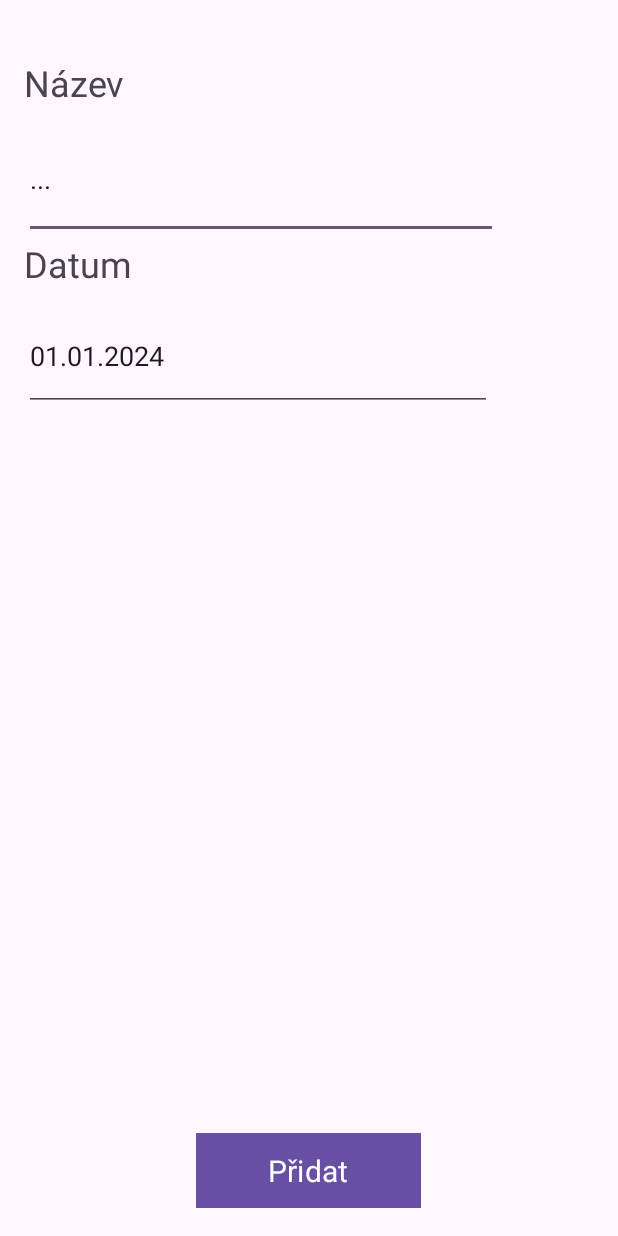
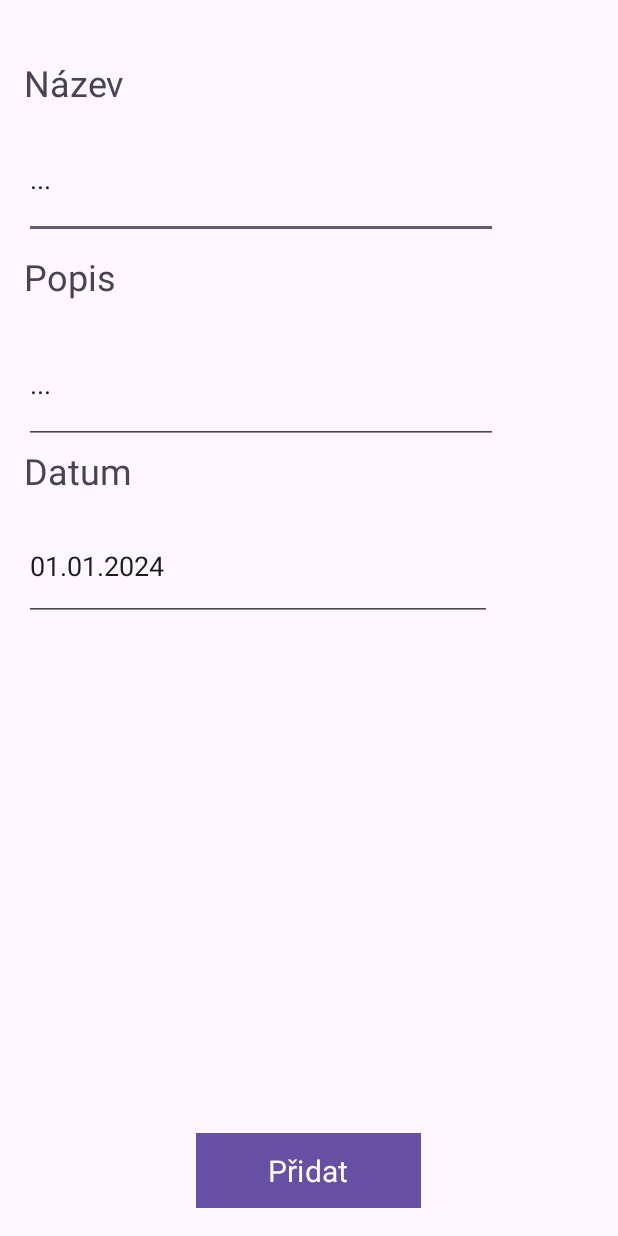
Before and after one commit to Filipv403/TodoList, an Android app: the editPage screen opened directly, with no data from a screen before it, on a phone screen of 412 x 824 dp. Run offline under Robolectric (Android 15) with nearby library versions, the light colour scheme and no system bars.

Commit message:
Added ViewModel

```diff
--- a/app/src/main/java/com/example/todolist/Item.kt
+++ b/app/src/main/java/com/example/todolist/Item.kt
@@ -2,9 +2,10 @@ package com.example.todolist
 
 import java.util.Date
 
-class Item(Subject: String, RealizationDate: Date) {
+class Item(Subject: String, Description: String, RealizationDate: Date) {
     var Id: Int = 1;
     var Subject: String = "";
+    var Description: String = "";
     var RealizationDate: Date = Date();
     var Completed: Boolean = false;
     var Validity: Boolean = true;
--- /dev/null
+++ b/app/src/main/java/com/example/todolist/ItemViewModelFactory.kt
@@ -0,0 +1,15 @@
+package com.example.todolist
+
+import androidx.lifecycle.ViewModel
+import androidx.lifecycle.ViewModelProvider
+import android.content.SharedPreferences
+
+class ItemViewModelFactory(private val sharedPreferences: SharedPreferences) : ViewModelProvider.Factory {
+    override fun <T : ViewModel> create(modelClass: Class<T>): T {
+        if (modelClass.isAssignableFrom(ItemViewModel::class.java)) {
+            @Suppress("UNCHECKED_CAST")
+            return ItemViewModel(sharedPreferences) as T
+        }
+        throw IllegalArgumentException("Unknown ViewModel class")
+    }
+}
--- a/app/src/main/res/layout/activity_edit_page.xml
+++ b/app/src/main/res/layout/activity_edit_page.xml
@@ -4,7 +4,9 @@
     xmlns:tools="http://schemas.android.com/tools"
     android:layout_width="match_parent"
     android:layout_height="match_parent"
-    tools:context=".editPage">
+    tools:context=".editPage"
+    tools:layout_editor_absoluteX="0dp"
+    tools:layout_editor_absoluteY="-41dp">
 
 
     <Button
@@ -41,6 +43,21 @@
         app:layout_constraintTop_toTopOf="parent"
         app:layout_constraintVertical_bias="0.107" />
 
+    <EditText
+        android:id="@+id/inputDescription"
+        android:layout_width="316dp"
+        android:layout_height="79dp"
+        android:editable="true"
+        android:ems="10"
+        android:inputType="text"
+        android:text="..."
+        app:layout_constraintBottom_toBottomOf="parent"
+        app:layout_constraintEnd_toEndOf="parent"
+        app:layout_constraintHorizontal_bias="0.168"
+        app:layout_constraintStart_toStartOf="parent"
+        app:layout_constraintTop_toTopOf="parent"
+        app:layout_constraintVertical_bias="0.291" />
+
     <TextView
         android:id="@+id/textView"
         android:layout_width="153dp"
@@ -56,6 +73,20 @@
         app:layout_constraintVertical_bias="1.0" />
 
     <TextView
+        android:id="@+id/textView2"
+        android:layout_width="153dp"
+        android:layout_height="41dp"
+        android:text="Popis"
+        android:textAlignment="textStart"
+        android:textSize="24sp"
+        app:layout_constraintBottom_toTopOf="@+id/textView3"
+        app:layout_constraintEnd_toEndOf="parent"
+        app:layout_constraintHorizontal_bias="0.062"
+        app:layout_constraintStart_toStartOf="parent"
+        app:layout_constraintTop_toTopOf="parent"
+        app:layout_constraintVertical_bias="0.656" />
+
+    <TextView
         android:id="@+id/textView3"
         android:layout_width="153dp"
         android:layout_height="41dp"
@@ -67,7 +98,7 @@
         app:layout_constraintHorizontal_bias="0.062"
         app:layout_constraintStart_toStartOf="parent"
         app:layout_constraintTop_toBottomOf="@+id/inputSubject"
-        app:layout_constraintVertical_bias="0.0" />
+        app:layout_constraintVertical_bias="0.221" />
 
     <EditText
         android:id="@+id/inputDate"
@@ -81,6 +112,6 @@
         app:layout_constraintHorizontal_bias="0.161"
         app:layout_constraintStart_toStartOf="parent"
         app:layout_constraintTop_toBottomOf="@+id/textView3"
-        app:layout_constraintVertical_bias="0.0" />
+        app:layout_constraintVertical_bias="0.005" />
 
 </androidx.constraintlayout.widget.ConstraintLayout>
```
Also changed, not shown: app/src/main/java/com/example/todolist/ItemViewModel.kt (added, +39 -0 lines), app/src/main/java/com/example/todolist/editPage.kt (+18 -23 lines).
